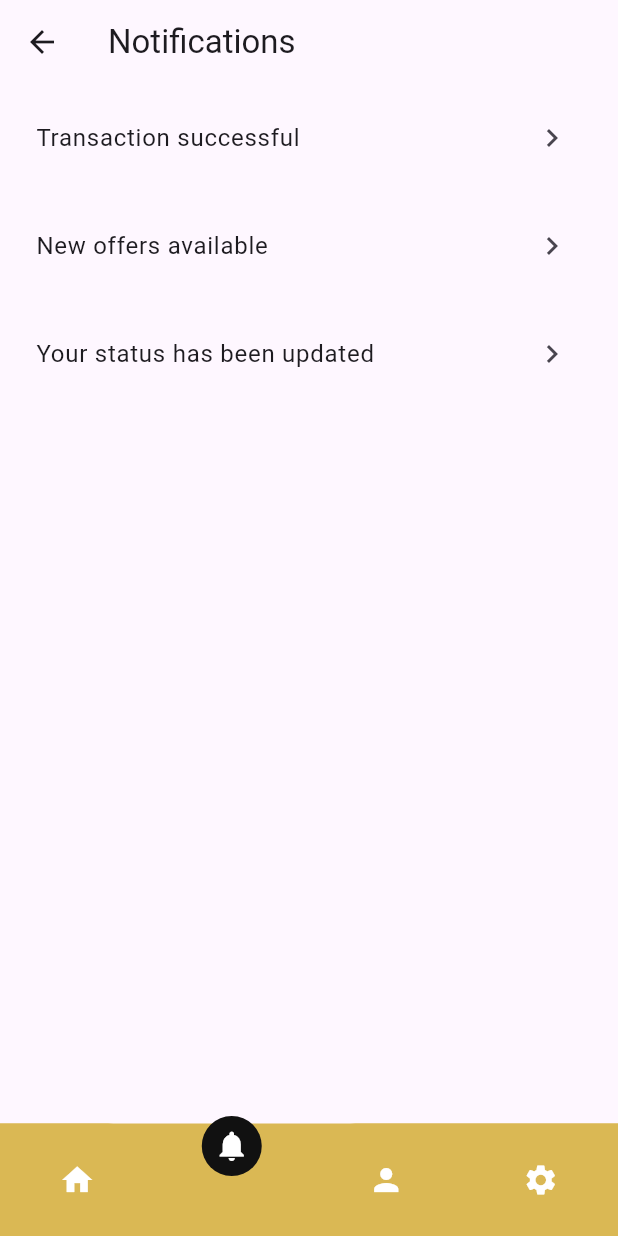
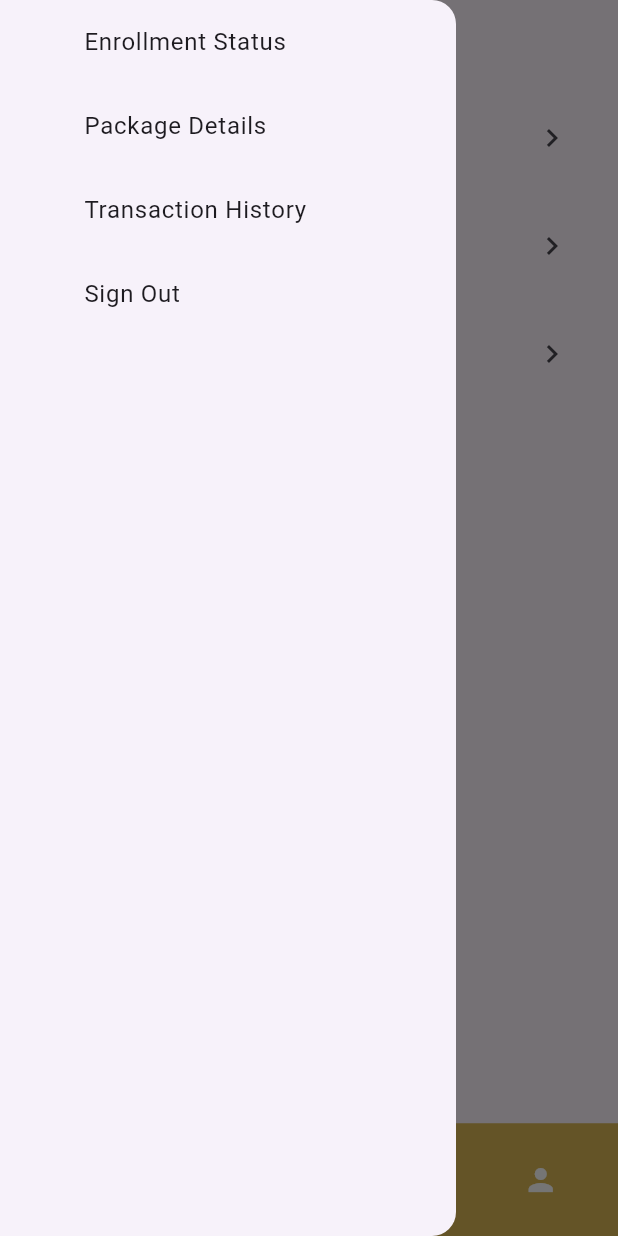
Before and after one commit to Ann-Mitchelle/flutter-insurance, a Flutter app: the Home screen opened by its route, item 2 of the bottom bar chosen, with the side drawer open (before the commit the screen has no drawer), on a phone screen of 412 x 824 dp. Run offline on Flutter 3.47's test engine with Material 3 defaults, Android fonts, the phone set to English and light mode, and no system bars; drawn by our look-alikes of curved_navigation_bar; our stand-ins replace get; accounts and stored records are empty; network calls fail.

Commit message:
major updates

```diff
--- a/lib/models/insurance_package.dart
+++ b/lib/models/insurance_package.dart
@@ -20,10 +20,9 @@ class InsurancePackage {
     this.specialist,
     this.total,
   });
-
   factory InsurancePackage.fromJson(Map<String, dynamic> json) {
     return InsurancePackage(
-      id: json['id'],
+      id: json['package_id'],
       company: json['company'],
       premium: json['premium'] != null ? int.parse(json['premium']) : null,
       outpatient:
--- a/lib/models/user.dart
+++ b/lib/models/user.dart
@@ -1,5 +1,5 @@
 class User {
-  final String? id;
+  final int? id;
   final String? firstname;
   final String? lastname;
   final String? phonenumber;
@@ -36,7 +36,7 @@ class User {
       id: map['id'],
       firstname: map['firstname'],
       lastname: map['lastname'],
-      phonenumber: map['phonenumber'],
+      phonenumber: map['phonenumber'].toString(),
       email: map['email'],
       password: map['password'],
       createdAt: map['created_at'],
--- a/lib/views/home.dart
+++ b/lib/views/home.dart
@@ -6,6 +6,7 @@ import 'package:get/get.dart';
 import 'package:get/get_core/src/get_main.dart';
 import 'package:insurance/config/constants.dart';
 import 'package:insurance/controllers/homecontroller.dart';
+import 'package:insurance/views/customlisttile.dart';
 import 'package:insurance/views/dashboard.dart';
 import 'package:insurance/views/notifications.dart';
 import 'package:insurance/views/profile.dart';
@@ -23,6 +24,31 @@ class Home extends StatelessWidget {
   @override
   Widget build(BuildContext context) {
     return Scaffold(
+      appBar: AppBar(
+        title: Text("Insuarance"),
+      ),
+      drawer: Drawer(
+        child: ListView(
+          children: [
+            CListView(
+              label: "Enrollment Status",
+              action: () => Get.toNamed("/Enroll"),
+            ),
+            CListView(
+              label: "Package Details",
+              action: () => Get.toNamed("/Details"),
+            ),
+            CListView(
+              label: "Transaction History",
+              action: () => Get.toNamed("/History"),
+            ),
+            CListView(
+              label: "Sign Out",
+              action: () => Get.toNamed("/"),
+            ),
+          ],
+        ),
+      ),
       bottomNavigationBar: CurvedNavigationBar(
           backgroundColor: primaryColor,
           color: primaryColor,
@@ -33,15 +59,15 @@ class Home extends StatelessWidget {
               color: Colors.white,
             ),
             Icon(
-              Icons.notifications,
+              Icons.shelves,
+              color: Colors.white,
+            ),
+            Icon(
+              Icons.settings,
               color: Colors.white,
             ),
             Icon(
               Icons.person,
-              color: Colors.white,
-            ),
-            Icon(
-              Icons.settings,
               color: Colors.white,
             )
           ],
--- a/lib/views/notifications.dart
+++ b/lib/views/notifications.dart
@@ -1,6 +1,7 @@
 import 'package:flutter/material.dart';
 
 class Notifications extends StatelessWidget {
+
   final List<Map<String, dynamic>> notifications = [
     {
       'message': 'Transaction successful',
@@ -16,25 +17,21 @@ class Notifications extends StatelessWidget {
 
   @override
   Widget build(BuildContext context) {
-    return Scaffold(
-      appBar: AppBar(
-        title: Text('Notifications'),
-      ),
-      body: ListView.builder(
+    return ListView.builder(
       itemCount: notifications.length,
       itemBuilder: (context, index) {
         return Padding(
           padding: const EdgeInsets.all(8.0),
           child: ListTile(
             title: Text(notifications[index]['message']),
-              trailing: Icon(Icons.chevron_right), // Right angle bracket icon
+            trailing:
+                const Icon(Icons.chevron_right), // Right angle bracket icon
             onTap: () {
               print('Notification tapped: ${notifications[index]}');
             },
           ),
         );
       },
-      ),
     );
   }
 }
```
Also changed, not shown: lib/views/dashboard.dart (+11 -43 lines), lib/views/profile.dart (+4 -8 lines), lib/views/settings.dart (+1 -6 lines), lib/views/signin.dart (+22 -29 lines), lib/views/signup.dart (+16 -18 lines), 5 other files. Lines whose indentation alone changed are shown as unchanged.
